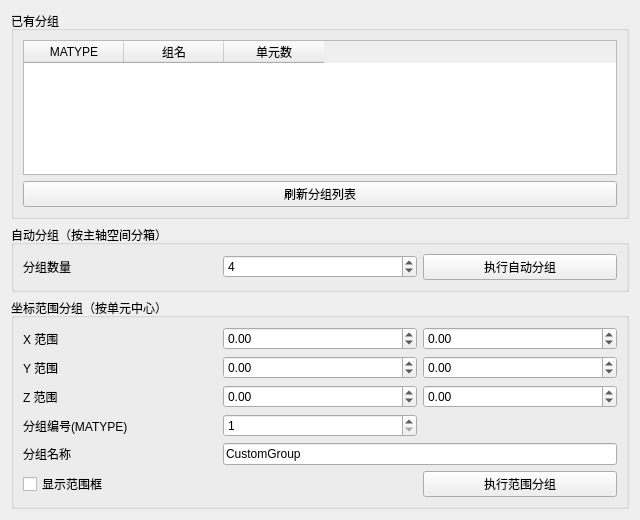
Before: the Qt Designer form plugins/Base_Mesh/MeshGroupingWidget.ui in asd977/base_cae, drawn with Qt 5.
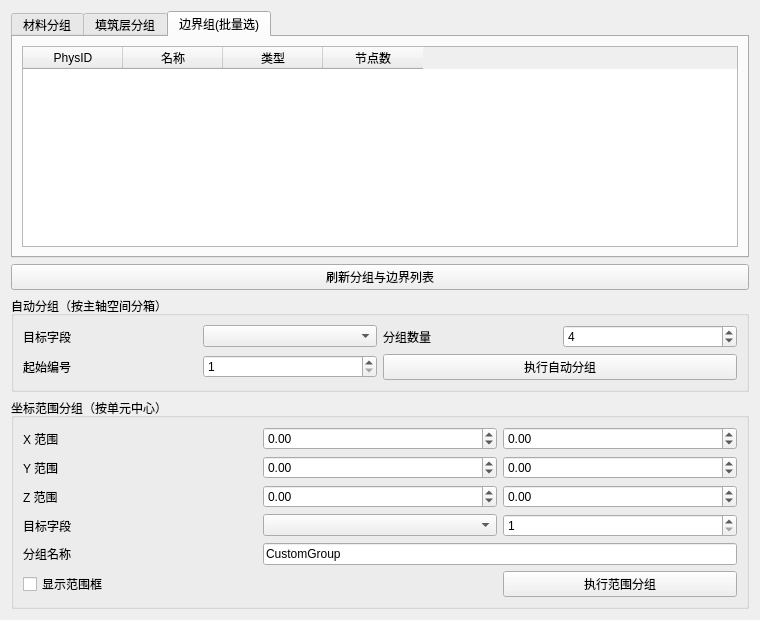
After: the same form once the commit is applied. The open tabs and pages were chosen to show the change.

Commit message: refactor(mesh): streamline material/layer/boundary grouping workflow

```diff
--- a/plugins/Base_Mesh/MeshGroupingWidget.ui
+++ b/plugins/Base_Mesh/MeshGroupingWidget.ui
@@ -6,8 +6,8 @@
    <rect>
     <x>0</x>
     <y>0</y>
-    <width>640</width>
-    <height>520</height>
+    <width>760</width>
+    <height>620</height>
    </rect>
   </property>
   <property name="windowTitle">
@@ -15,38 +15,97 @@
   </property>
   <layout class="QVBoxLayout" name="verticalLayout">
    <item>
-    <widget class="QGroupBox" name="groupExisting">
-     <property name="title">
-      <string>已有分组</string>
+    <widget class="QTabWidget" name="tabGroupingInfo">
+     <widget class="QWidget" name="tabMaterial">
+      <attribute name="title">
+       <string>材料分组</string>
+      </attribute>
+      <layout class="QVBoxLayout" name="verticalLayout_2">
+       <item>
+        <widget class="QTableWidget" name="tblMatypeGroups">
+         <column>
+          <property name="text">
+           <string>MATYPE</string>
+          </property>
+         </column>
+         <column>
+          <property name="text">
+           <string>组名</string>
+          </property>
+         </column>
+         <column>
+          <property name="text">
+           <string>单元数</string>
+          </property>
+         </column>
+        </widget>
+       </item>
+      </layout>
+     </widget>
+     <widget class="QWidget" name="tabLayer">
+      <attribute name="title">
+       <string>填筑层分组</string>
+      </attribute>
+      <layout class="QVBoxLayout" name="verticalLayout_3">
+       <item>
+        <widget class="QTableWidget" name="tblLayerGroups">
+         <column>
+          <property name="text">
+           <string>LAYER</string>
+          </property>
+         </column>
+         <column>
+          <property name="text">
+           <string>组名</string>
+          </property>
+         </column>
+         <column>
+          <property name="text">
+           <string>单元数</string>
+          </property>
+         </column>
+        </widget>
+       </item>
+      </layout>
+     </widget>
+     <widget class="QWidget" name="tabBoundary">
+      <attribute name="title">
+       <string>边界组(批量选)</string>
+      </attribute>
+      <layout class="QVBoxLayout" name="verticalLayout_4">
+       <item>
+        <widget class="QTableWidget" name="tblBoundaryGroups">
+         <column>
+          <property name="text">
+           <string>PhysID</string>
+          </property>
+         </column>
+         <column>
+          <property name="text">
+           <string>名称</string>
+          </property>
+         </column>
+         <column>
+          <property name="text">
+           <string>类型</string>
+          </property>
+         </column>
+         <column>
+          <property name="text">
+           <string>节点数</string>
+          </property>
+         </column>
+        </widget>
+       </item>
+      </layout>
+     </widget>
+    </widget>
+   </item>
+   <item>
+    <widget class="QPushButton" name="btnRefreshGroups">
+     <property name="text">
+      <string>刷新分组与边界列表</string>
      </property>
-     <layout class="QVBoxLayout" name="verticalLayout_2">
-      <item>
-       <widget class="QTableWidget" name="tblGroups">
-        <column>
-         <property name="text">
-          <string>MATYPE</string>
-         </property>
-        </column>
-        <column>
-         <property name="text">
-          <string>组名</string>
-         </property>
-        </column>
-        <column>
-         <property name="text">
-          <string>单元数</string>
-         </property>
-        </column>
-       </widget>
-      </item>
-      <item>
-       <widget class="QPushButton" name="btnRefreshGroups">
-        <property name="text">
-         <string>刷新分组列表</string>
-        </property>
-       </widget>
-      </item>
-     </layout>
     </widget>
    </item>
    <item>
@@ -54,15 +113,25 @@
      <property name="title">
       <string>自动分组（按主轴空间分箱）</string>
      </property>
-     <layout class="QHBoxLayout" name="horizontalLayout_2">
-      <item>
+     <layout class="QGridLayout" name="gridLayoutAuto">
+      <item row="0" column="0">
+       <widget class="QLabel" name="labelTargetArray">
+        <property name="text">
+         <string>目标字段</string>
+        </property>
+       </widget>
+      </item>
+      <item row="0" column="1">
+       <widget class="QComboBox" name="cmbTargetArray"/>
+      </item>
+      <item row="0" column="2">
        <widget class="QLabel" name="labelAutoCount">
         <property name="text">
          <string>分组数量</string>
         </property>
        </widget>
       </item>
-      <item>
+      <item row="0" column="3">
        <widget class="QSpinBox" name="spAutoGroupCount">
         <property name="minimum">
          <number>2</number>
@@ -75,7 +144,27 @@
         </property>
        </widget>
       </item>
-      <item>
+      <item row="1" column="0">
+       <widget class="QLabel" name="labelStartValue">
+        <property name="text">
+         <string>起始编号</string>
+        </property>
+       </widget>
+      </item>
+      <item row="1" column="1">
+       <widget class="QSpinBox" name="spStartValue">
+        <property name="minimum">
+         <number>1</number>
+        </property>
+        <property name="maximum">
+         <number>1000000</number>
+        </property>
+        <property name="value">
+         <number>1</number>
+        </property>
+       </widget>
+      </item>
+      <item row="1" column="2" colspan="2">
        <widget class="QPushButton" name="btnAutoGrouping">
         <property name="text">
          <string>执行自动分组</string>
@@ -90,136 +179,23 @@
      <property name="title">
       <string>坐标范围分组（按单元中心）</string>
      </property>
-     <layout class="QGridLayout" name="gridLayout">
-      <item row="0" column="0">
-       <widget class="QLabel" name="labelX">
-        <property name="text">
-         <string>X 范围</string>
-        </property>
-       </widget>
-      </item>
-      <item row="0" column="1">
-       <widget class="QDoubleSpinBox" name="dsXMin">
-        <property name="minimum">
-         <double>-1000000000.000000000000000</double>
-        </property>
-        <property name="maximum">
-         <double>1000000000.000000000000000</double>
-        </property>
-       </widget>
-      </item>
-      <item row="0" column="2">
-       <widget class="QDoubleSpinBox" name="dsXMax">
-        <property name="minimum">
-         <double>-1000000000.000000000000000</double>
-        </property>
-        <property name="maximum">
-         <double>1000000000.000000000000000</double>
-        </property>
-       </widget>
-      </item>
-      <item row="1" column="0">
-       <widget class="QLabel" name="labelY">
-        <property name="text">
-         <string>Y 范围</string>
-        </property>
-       </widget>
-      </item>
-      <item row="1" column="1">
-       <widget class="QDoubleSpinBox" name="dsYMin">
-        <property name="minimum">
-         <double>-1000000000.000000000000000</double>
-        </property>
-        <property name="maximum">
-         <double>1000000000.000000000000000</double>
-        </property>
-       </widget>
-      </item>
-      <item row="1" column="2">
-       <widget class="QDoubleSpinBox" name="dsYMax">
-        <property name="minimum">
-         <double>-1000000000.000000000000000</double>
-        </property>
-        <property name="maximum">
-         <double>1000000000.000000000000000</double>
-        </property>
-       </widget>
-      </item>
-      <item row="2" column="0">
-       <widget class="QLabel" name="labelZ">
-        <property name="text">
-         <string>Z 范围</string>
-        </property>
-       </widget>
-      </item>
-      <item row="2" column="1">
-       <widget class="QDoubleSpinBox" name="dsZMin">
-        <property name="minimum">
-         <double>-1000000000.000000000000000</double>
-        </property>
-        <property name="maximum">
-         <double>1000000000.000000000000000</double>
-        </property>
-       </widget>
-      </item>
-      <item row="2" column="2">
-       <widget class="QDoubleSpinBox" name="dsZMax">
-        <property name="minimum">
-         <double>-1000000000.000000000000000</double>
-        </property>
-        <property name="maximum">
-         <double>1000000000.000000000000000</double>
-        </property>
-       </widget>
-      </item>
-      <item row="3" column="0">
-       <widget class="QLabel" name="labelMatype">
-        <property name="text">
-         <string>分组编号(MATYPE)</string>
-        </property>
-       </widget>
-      </item>
-      <item row="3" column="1">
-       <widget class="QSpinBox" name="spMatype">
-        <property name="minimum">
-         <number>1</number>
-        </property>
-        <property name="maximum">
-         <number>1000000</number>
-        </property>
-        <property name="value">
-         <number>1</number>
-        </property>
-       </widget>
-      </item>
-      <item row="4" column="0">
-       <widget class="QLabel" name="labelName">
-        <property name="text">
-         <string>分组名称</string>
-        </property>
-       </widget>
-      </item>
-      <item row="4" column="1" colspan="2">
-       <widget class="QLineEdit" name="edtGroupName">
-        <property name="text">
-         <string>CustomGroup</string>
-        </property>
-       </widget>
-      </item>
-      <item row="5" column="0" colspan="2">
-       <widget class="QCheckBox" name="chkShowRangeBox">
-        <property name="text">
-         <string>显示范围框</string>
-        </property>
-       </widget>
-      </item>
-      <item row="5" column="2">
-       <widget class="QPushButton" name="btnRangeGrouping">
-        <property name="text">
-         <string>执行范围分组</string>
-        </property>
-       </widget>
-      </item>
+     <layout class="QGridLayout" name="gridLayoutRange">
+      <item row="0" column="0"><widget class="QLabel" name="labelX"><property name="text"><string>X 范围</string></property></widget></item>
+      <item row="0" column="1"><widget class="QDoubleSpinBox" name="dsXMin"><property name="minimum"><double>-1000000000.000000000000000</double></property><property name="maximum"><double>1000000000.000000000000000</double></property></widget></item>
+      <item row="0" column="2"><widget class="QDoubleSpinBox" name="dsXMax"><property name="minimum"><double>-1000000000.000000000000000</double></property><property name="maximum"><double>1000000000.000000000000000</double></property></widget></item>
+      <item row="1" column="0"><widget class="QLabel" name="labelY"><property name="text"><string>Y 范围</string></property></widget></item>
+      <item row="1" column="1"><widget class="QDoubleSpinBox" name="dsYMin"><property name="minimum"><double>-1000000000.000000000000000</double></property><property name="maximum"><double>1000000000.000000000000000</double></property></widget></item>
+      <item row="1" column="2"><widget class="QDoubleSpinBox" name="dsYMax"><property name="minimum"><double>-1000000000.000000000000000</double></property><property name="maximum"><double>1000000000.000000000000000</double></property></widget></item>
+      <item row="2" column="0"><widget class="QLabel" name="labelZ"><property name="text"><string>Z 范围</string></property></widget></item>
+      <item row="2" column="1"><widget class="QDoubleSpinBox" name="dsZMin"><property name="minimum"><double>-1000000000.000000000000000</double></property><property name="maximum"><double>1000000000.000000000000000</double></property></widget></item>
+      <item row="2" column="2"><widget class="QDoubleSpinBox" name="dsZMax"><property name="minimum"><double>-1000000000.000000000000000</double></property><property name="maximum"><double>1000000000.000000000000000</double></property></widget></item>
+      <item row="3" column="0"><widget class="QLabel" name="labelRangeTarget"><property name="text"><string>目标字段</string></property></widget></item>
+      <item row="3" column="1"><widget class="QComboBox" name="cmbRangeTargetArray"/></item>
+      <item row="3" column="2"><widget class="QSpinBox" name="spTargetValue"><property name="minimum"><number>1</number></property><property name="maximum"><number>1000000</number></property><property name="value"><number>1</number></property></widget></item>
+      <item row="4" column="0"><widget class="QLabel" name="labelName"><property name="text"><string>分组名称</string></property></widget></item>
+      <item row="4" column="1" colspan="2"><widget class="QLineEdit" name="edtGroupName"><property name="text"><string>CustomGroup</string></property></widget></item>
+      <item row="5" column="0" colspan="2"><widget class="QCheckBox" name="chkShowRangeBox"><property name="text"><string>显示范围框</string></property></widget></item>
+      <item row="5" column="2"><widget class="QPushButton" name="btnRangeGrouping"><property name="text"><string>执行范围分组</string></property></widget></item>
      </layout>
     </widget>
    </item>
```
The commit also changes 5 other files.
